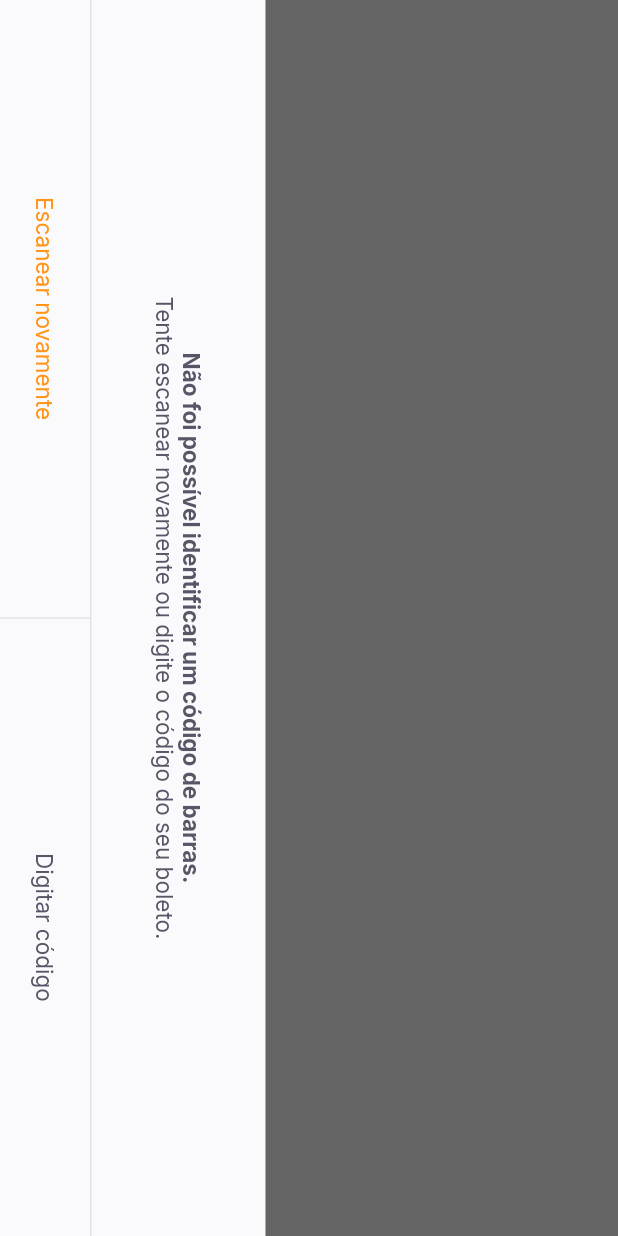
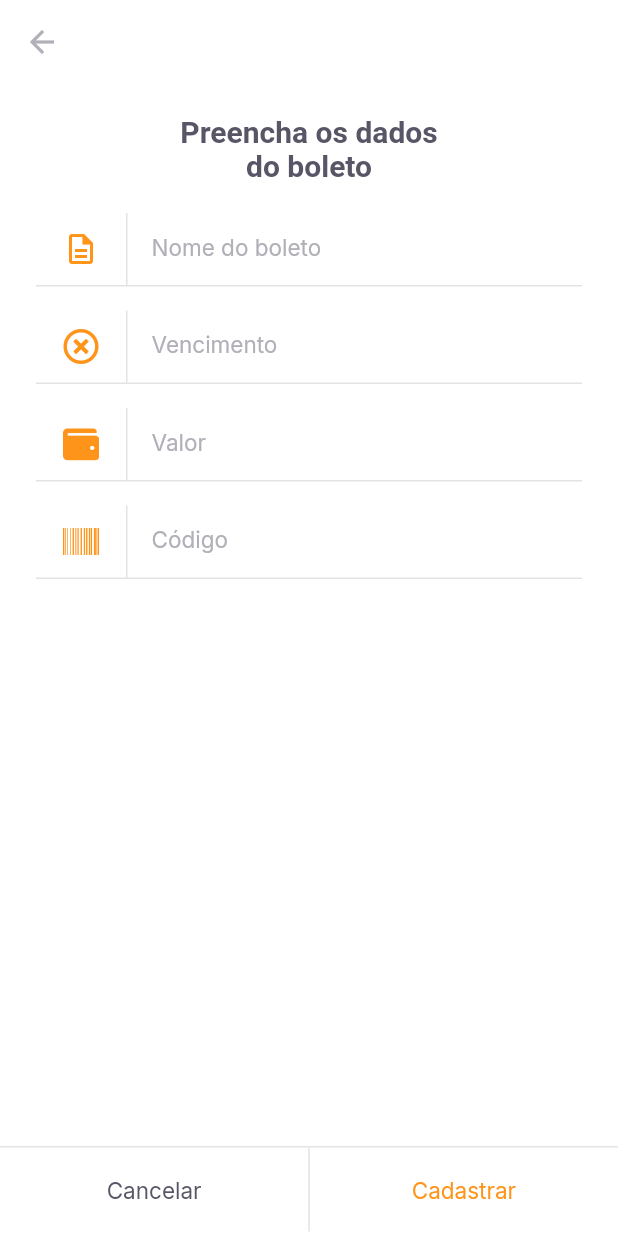
Before and after one commit to larinuness/flutter-payflow, a Flutter app: the HomePage screen opened by its route, after a tap on the "add box" icon, on a phone screen of 412 x 824 dp. Run offline on Flutter 3.47's test engine with Material 2 defaults, Android fonts, the phone set to English and light mode, and no system bars; our stand-ins replace camera, firebase_core, flutter_masked_text2, font_awesome_flutter, google_fonts, google_sign_in and 2 more; missing offline and left inert: google_ml_kit; accounts and stored records are empty.

Commit message:
Ultima aula quase finalizada

```diff
--- a/payflow/lib/app_widget.dart
+++ b/payflow/lib/app_widget.dart
@@ -1,5 +1,6 @@
 import 'package:flutter/material.dart';
 import 'package:flutter/services.dart';
+import 'modules/insert_boleto/insert_boleto_page.dart';
 import 'modules/splash/splash_page.dart';
 
 import 'modules/barcode_scanner/barcode_scanner_page.dart';
@@ -33,6 +34,7 @@ class AppWidget extends StatelessWidget {
         '/home': (context) => const HomePage(),
         '/login': (contex) => const LoginPage(),
         '/barcode_scanner': (context) => const BarcodeScannerPage(),
+        '/insert_boleto': (context) => const InsertBoletoPage(),
       },
     );
   }
--- a/payflow/lib/modules/barcode_scanner/barcode_scanner_controller.dart
+++ b/payflow/lib/modules/barcode_scanner/barcode_scanner_controller.dart
@@ -8,6 +8,7 @@ import 'barcode_scanner_status.dart';
 
 class BarcodeScannerController {
   //ValueNotifier é um gerenciador de estados
+  //sempre que tiver alteração, passa pra view
   final statusNotifier =
       ValueNotifier<BarcodeScannerStatus>(BarcodeScannerStatus());
   BarcodeScannerStatus get status => statusNotifier.value;
@@ -28,6 +29,7 @@ class BarcodeScannerController {
           (element) => element.lensDirection == CameraLensDirection.back);
       cameraController =
           CameraController(camera, ResolutionPreset.max, enableAudio: false);
+      //inicia a camera
       await cameraController!.initialize();
       scanWithCamera();
       listenCamera();
@@ -127,6 +129,8 @@ class BarcodeScannerController {
     }
   }
 
+  //finaliza os processos
+  //todo mundo que ouve ele tbm
   void dispose() {
     statusNotifier.dispose();
     barcodeScanner.close();
--- a/payflow/lib/modules/barcode_scanner/barcode_scanner_page.dart
+++ b/payflow/lib/modules/barcode_scanner/barcode_scanner_page.dart
@@ -1,8 +1,11 @@
 import 'package:flutter/material.dart';
+import 'package:payflow/modules/barcode_scanner/barcode_scanner_controller.dart';
+import 'package:payflow/modules/barcode_scanner/barcode_scanner_status.dart';
 
 import '../../shared/themes/app_text_styles.dart';
 import '../../shared/widgets/bottom_sheet/bottom_sheet.dart';
 import '../../shared/widgets/set_label_buttons/set_label_buttons.dart';
+
 //armazenar as var ver os estado, se vai pode utilizar a camera ou não
 class BarcodeScannerPage extends StatefulWidget {
   const BarcodeScannerPage({Key? key}) : super(key: key);
@@ -12,29 +15,60 @@ class BarcodeScannerPage extends StatefulWidget {
 }
 
 class _BarcodeScannerPageState extends State<BarcodeScannerPage> {
+  final controller = BarcodeScannerController();
+  //chamar o processo anters de renderizar na tela
+  @override
+  void initState() {
+    controller.getAvailableCameras();
+    controller.statusNotifier.addListener(() {
+      if (controller.status.hasBarcode) {
+        Navigator.pushReplacementNamed(context, "/insert_boleto",
+            arguments: controller.status.barcode);
+      }
+    });
+
+    super.initState();
+  }
+
+  //fecha depois que finaliza o processo
+  @override
+  void dispose() {
+    controller.dispose();
+    super.dispose();
+  }
+
   @override
   Widget build(BuildContext context) {
-    return BottomSheetWidget(
-        primaryLabel: 'Escanear novamente',
-        primaryOnPressed: () {},
-        secondaryLabel: 'Digitar código',
-        secondaryOnPressed: () {},
-        title: 'Não foi possível identificar um código de barras.',
-        subTitle: 'Tente escanear novamente ou digite o código do seu boleto.');
-    //widget de girar a tela
-    //quarterTurns 1 quer dizer que vai dar um giro
     return SafeArea(
       top: true,
       bottom: true,
       left: true,
       right: true,
-      child: RotatedBox(
+      child: Stack(
+        children: [
+          ValueListenableBuilder<BarcodeScannerStatus>(
+              valueListenable: controller.statusNotifier,
+              builder: (_, status, __) {
+                if (status.showCamera) {
+                  return Container(
+                    color: Colors.blue,
+                    child: controller.cameraController!.buildPreview(),
+                  );
+                } else {
+                  return Container();
+                }
+              }),
+          //widget de girar a tela
+          //quarterTurns 1 quer dizer que vai dar um giro
+          RotatedBox(
             quarterTurns: 1,
             child: Scaffold(
+                backgroundColor: Colors.transparent,
                 appBar: AppBar(
                   backgroundColor: Colors.black,
+                  centerTitle: true,
                   title: Text(
-              'Escaneie o código de barras do boleto',
+                    "Escaneie o código de barras do boleto",
                     style: TextStyles.buttonBackground,
                   ),
                 ),
@@ -55,16 +89,40 @@ class _BarcodeScannerPageState extends State<BarcodeScannerPage> {
                       child: Container(
                         color: Colors.black,
                       ),
-              ),
+                    )
                   ],
                 ),
                 bottomNavigationBar: SetLabelButtons(
                   primaryLabel: "Inserir código do boleto",
-            primaryOnPressed: () {},
-            secondaryLabel: 'Adicionar da galeria',
+                  primaryOnPressed: () {
+                    controller.status = BarcodeScannerStatus.error("Error");
+                  },
+                  secondaryLabel: "Adicionar da galeria",
+                  secondaryOnPressed: controller.scanWithImagePicker,
+                )),
+          ),
+          ValueListenableBuilder<BarcodeScannerStatus>(
+              valueListenable: controller.statusNotifier,
+              builder: (_, status, __) {
+                if (status.hasError) {
+                  return Align(
+                      alignment: Alignment.bottomLeft,
+                      child: BottomSheetWidget(
+                          primaryLabel: "Escanear novamente",
+                          primaryOnPressed: () {
+                            controller.scanWithCamera();
+                          },
+                          secondaryLabel: "Digitar código",
                           secondaryOnPressed: () {},
-          ),
-        ),
+                          title:
+                              "Não foi possível identificar um código de barras.",
+                          subTitle:
+                              "Tente escanear novamente ou digite o código do seu boleto."));
+                } else {
+                  return Container();
+                }
+              }),
+        ],
       ),
     );
   }
--- a/payflow/lib/modules/home/home_page.dart
+++ b/payflow/lib/modules/home/home_page.dart
@@ -72,23 +72,28 @@ class _HomePageState extends State<HomePage> {
                 controller.setPage(0);
                 setState(() {});
               },
-              icon: const Icon(
+              icon: Icon(
                 Icons.home,
-                color: AppColors.primary,
+                color: controller.currentPage == 0
+                    ? AppColors.primary
+                    : AppColors.body,
               ),
             ),
-            Container(
-              height: 56,
-              width: 56,
-              decoration: BoxDecoration(
-                  color: AppColors.primary,
-                  borderRadius: BorderRadius.circular(5)),
-              child: IconButton(
-                onPressed: () {
-                  Navigator.pushNamed(context, '/barcode_scanner');
-                },
-                icon: const Icon(Icons.add_box_outlined,
-                    color: AppColors.background),
+            GestureDetector(
+              onTap: () async {
+                await Navigator.pushNamed(context, "/insert_boleto");
+                setState(() {});
+              },
+              child: Container(
+                width: 56,
+                height: 56,
+                decoration: BoxDecoration(
+                    color: AppColors.primary,
+                    borderRadius: BorderRadius.circular(5)),
+                child: const Icon(
+                  Icons.add_box_outlined,
+                  color: AppColors.background,
+                ),
               ),
             ),
             IconButton(
@@ -96,8 +101,11 @@ class _HomePageState extends State<HomePage> {
                 controller.setPage(1);
                 setState(() {});
               },
-              icon: const Icon(
+              icon: Icon(
                 Icons.description_outlined,
+                color: controller.currentPage == 1
+                    ? AppColors.primary
+                    : AppColors.body,
               ),
             ),
           ],
--- /dev/null
+++ b/payflow/lib/modules/insert_boleto/insert_boleto_controller.dart
@@ -0,0 +1,18 @@
+import 'package:flutter/cupertino.dart';
+
+class InsertBoletoController {
+  final formKey = GlobalKey<FormState>();
+
+  String? validateName(String? value) =>
+      value?.isEmpty ?? true ? "O nome não pode ser vazio" : null;
+  String? validateVencimento(String? value) =>
+      value?.isEmpty ?? true ? "A data de vencimento não pode ser vazio" : null;
+  String? validateValor(double value) =>
+      value == 0 ? "Insira um valor maior que R\$ 0,00" : null;
+  String? validateCodigo(String? value) =>
+      value?.isEmpty ?? true ? "O código do boleto não pode ser vazio" : null;
+
+  void cadastrarBoleto() {
+    final form = formKey.currentState;
+  }
+}
--- /dev/null
+++ b/payflow/lib/modules/insert_boleto/insert_boleto_page.dart
@@ -0,0 +1,112 @@
+import 'package:flutter/cupertino.dart';
+import 'package:flutter/material.dart';
+import 'package:flutter_masked_text2/flutter_masked_text2.dart';
+import 'package:font_awesome_flutter/font_awesome_flutter.dart';
+
+import 'package:payflow/shared/themes/app_colors.dart';
+import 'package:payflow/shared/themes/app_text_styles.dart';
+import 'package:payflow/shared/widgets/input_text/input_text.dart';
+import 'package:payflow/shared/widgets/set_label_buttons/set_label_buttons.dart';
+
+import 'insert_boleto_controller.dart';
+
+class InsertBoletoPage extends StatefulWidget {
+  final String? barcode;
+  const InsertBoletoPage({
+    Key? key,
+    this.barcode,
+  }) : super(key: key);
+
+  @override
+  State<InsertBoletoPage> createState() => _InsertBoletoPageState();
+}
+
+class _InsertBoletoPageState extends State<InsertBoletoPage> {
+  final controller = InsertBoletoController();
+
+  final moneyInputTextController =
+      MoneyMaskedTextController(leftSymbol: "R\$", decimalSeparator: ",");
+  final dueDateInputTextController = MaskedTextController(mask: "00/00/0000");
+  final barcodeInputTextController = TextEditingController();
+
+  @override
+  void initState() {
+    //quando ler o leitor ja aparece o código no field
+    if (widget.barcode != null) {
+      barcodeInputTextController.text = widget.barcode!;
+    }
+    super.initState();
+  }
+
+  @override
+  Widget build(BuildContext context) {
+    return Scaffold(
+      backgroundColor: AppColors.background,
+      appBar: AppBar(
+        backgroundColor: AppColors.background,
+        elevation: 0,
+        leading: const BackButton(color: AppColors.input),
+      ),
+      body: Padding(
+        padding: const EdgeInsets.symmetric(horizontal: 24),
+        child: Column(
+          crossAxisAlignment: CrossAxisAlignment.center,
+          children: [
+            Padding(
+              padding: const EdgeInsets.symmetric(horizontal: 93, vertical: 20),
+              child: Text(
+                'Preencha os dados do boleto',
+                style: TextStyles.titleBoldHeading,
+                textAlign: TextAlign.center,
+              ),
+            ),
+            Form(
+              key: controller.formKey,
+              child: Column(
+                children: [
+                  InputTextWidget(
+                    label: 'Nome do boleto',
+                    icon: Icons.description_outlined,
+                    onChanged: (value) {},
+                    validator: controller.validateName,
+                  ),
+                  InputTextWidget(
+                    controller: dueDateInputTextController,
+                    label: 'Vencimento',
+                    icon: FontAwesomeIcons.timesCircle,
+                    onChanged: (value) {},
+                    validator: controller.validateVencimento,
+                  ),
+                  InputTextWidget(
+                    label: 'Valor',
+                    icon: FontAwesomeIcons.wallet,
+                    onChanged: (value) {},
+                    validator: (_) => controller
+                        .validateValor(moneyInputTextController.numberValue),
+                  ),
+                  InputTextWidget(
+                    controller: barcodeInputTextController,
+                    label: 'Código',
+                    icon: FontAwesomeIcons.barcode,
+                    onChanged: (value) {},
+                    validator: controller.validateCodigo,
+                  ),
+                ],
+              ),
+            )
+          ],
+        ),
+      ),
+      bottomNavigationBar: SetLabelButtons(
+        enableSecundaryColor: true,
+        primaryLabel: 'Cancelar',
+        primaryOnPressed: () {
+          //volta pra tela anterior
+          Navigator.pop(context);
+        },
+        secondaryLabel: 'Cadastrar',
+        secondaryOnPressed: () {},
+      ),
+    );
+  }
+}
--- a/payflow/lib/shared/themes/app_colors.dart
+++ b/payflow/lib/shared/themes/app_colors.dart
@@ -9,4 +9,5 @@ class AppColors {
   static const stroke = Color(0xFFE3E3E6);
   static const shape = Color(0xFFFAFAFC);
   static const background = Color(0xFFFFFFFF);
+  static const input = Color(0xFFB1B0B8);
 }
--- a/payflow/lib/shared/themes/app_text_styles.dart
+++ b/payflow/lib/shared/themes/app_text_styles.dart
@@ -79,6 +79,8 @@ class TextStyles {
     fontWeight: FontWeight.w700,
     color: AppColors.background,
   );
+  static final input = GoogleFonts.inter(
+      fontSize: 15, fontWeight: FontWeight.w400, color: AppColors.input);
   static final captionBackground = GoogleFonts.inter(
     fontSize: 13,
     fontWeight: FontWeight.w400,
--- /dev/null
+++ b/payflow/lib/shared/widgets/input_text/input_text.dart
@@ -0,0 +1,66 @@
+import 'package:flutter/material.dart';
+
+import 'package:payflow/shared/themes/app_colors.dart';
+import 'package:payflow/shared/themes/app_text_styles.dart';
+
+class InputTextWidget extends StatelessWidget {
+  final String label;
+  final IconData icon;
+  final String? initialValue;
+  //function que retorna um string e recebe uma string
+  final String? Function(String?)? validator;
+  final TextEditingController? controller;
+  final void Function(String value) onChanged;
+
+  const InputTextWidget({
+    Key? key,
+    required this.label,
+    required this.icon,
+    this.initialValue,
+    this.validator,
+    this.controller,
+    required this.onChanged,
+  }) : super(key: key);
+
+  @override
+  Widget build(BuildContext context) {
+    return Padding(
+      padding: const EdgeInsets.only(bottom: 16),
+      child: Column(
+        children: [
+          TextFormField(
+            initialValue: initialValue,
+            validator: validator,
+            controller: controller,
+            onChanged: onChanged,
+            style: TextStyles.input,
+            decoration: InputDecoration(
+                contentPadding: EdgeInsets.zero,
+                labelText: label,
+                labelStyle: TextStyles.input,
+                border: InputBorder.none,
+                icon: Row(
+                  mainAxisSize: MainAxisSize.min,
+                  children: [
+                    Padding(
+                      padding: const EdgeInsets.symmetric(horizontal: 18.0),
+                      child: Icon(icon, color: AppColors.primary),
+                    ),
+                    Container(
+                      width: 1,
+                      height: 48,
+                      color: AppColors.stroke,
+                    ),
+                  ],
+                )),
+          ),
+          const Divider(
+            height: 1,
+            thickness: 1,
+            color: AppColors.stroke,
+          ),
+        ],
+      ),
+    );
+  }
+}
--- a/payflow/lib/shared/widgets/set_label_buttons/set_label_buttons.dart
+++ b/payflow/lib/shared/widgets/set_label_buttons/set_label_buttons.dart
@@ -1,4 +1,5 @@
 import 'package:flutter/material.dart';
+import 'package:payflow/shared/themes/app_colors.dart';
 import 'package:payflow/shared/themes/app_text_styles.dart';
 import '../divider/divider_vertical.dart';
 import '../label_button/label_button.dart';
@@ -9,32 +10,51 @@ class SetLabelButtons extends StatelessWidget {
   final String secondaryLabel;
   final VoidCallback secondaryOnPressed;
   final bool enablePrimaryColor;
+  final bool enableSecundaryColor;
   const SetLabelButtons(
       {Key? key,
       required this.primaryLabel,
       required this.primaryOnPressed,
       required this.secondaryLabel,
       required this.secondaryOnPressed,
-      this.enablePrimaryColor = false})
+      this.enablePrimaryColor = false,
+      this.enableSecundaryColor = false})
       : super(key: key);
 
   @override
   Widget build(BuildContext context) {
-    return SizedBox(
+    return Container(
+      color: AppColors.background,
       height: 60,
+      child: Column(
+        mainAxisSize: MainAxisSize.min,
+        children: [
+          const Divider(
+            thickness: 1,
+            height: 1,
+            color: AppColors.stroke,
+          ),
+          SizedBox(
+            height: 56,
             child: Row(
               children: [
                 Expanded(
                   child: LabelButton(
                       label: primaryLabel,
                       onPressed: primaryOnPressed,
-                style: enablePrimaryColor ? TextStyles.buttonPrimary : null),
+                      style:
+                          enablePrimaryColor ? TextStyles.buttonPrimary : null),
                 ),
                 const DividerVertical(),
                 Expanded(
                   child: LabelButton(
                       label: secondaryLabel,
                       onPressed: secondaryOnPressed,
+                      style: enableSecundaryColor
+                          ? TextStyles.buttonPrimary
+                          : null),
+                ),
+              ],
             ),
           ),
         ],
--- a/payflow/pubspec.yaml
+++ b/payflow/pubspec.yaml
@@ -9,11 +9,14 @@ environment:
   sdk: ">=2.12.0 <3.0.0"
 
 dependencies:
+  animated_card: ^2.0.0
   camera: ^0.9.4+3
   cupertino_icons: ^1.0.2
   firebase_core: ^1.8.0
   flutter:
     sdk: flutter
+  flutter_masked_text2: ^0.9.1
+  font_awesome_flutter: ^9.2.0
   google_fonts: ^2.1.0
   google_ml_kit: ^0.7.2
   google_sign_in: ^5.2.0
```
Also changed, not shown: payflow/assets/images/boleto_screen.png (added), payflow/pubspec.lock. Lines whose indentation alone changed are shown as unchanged.
